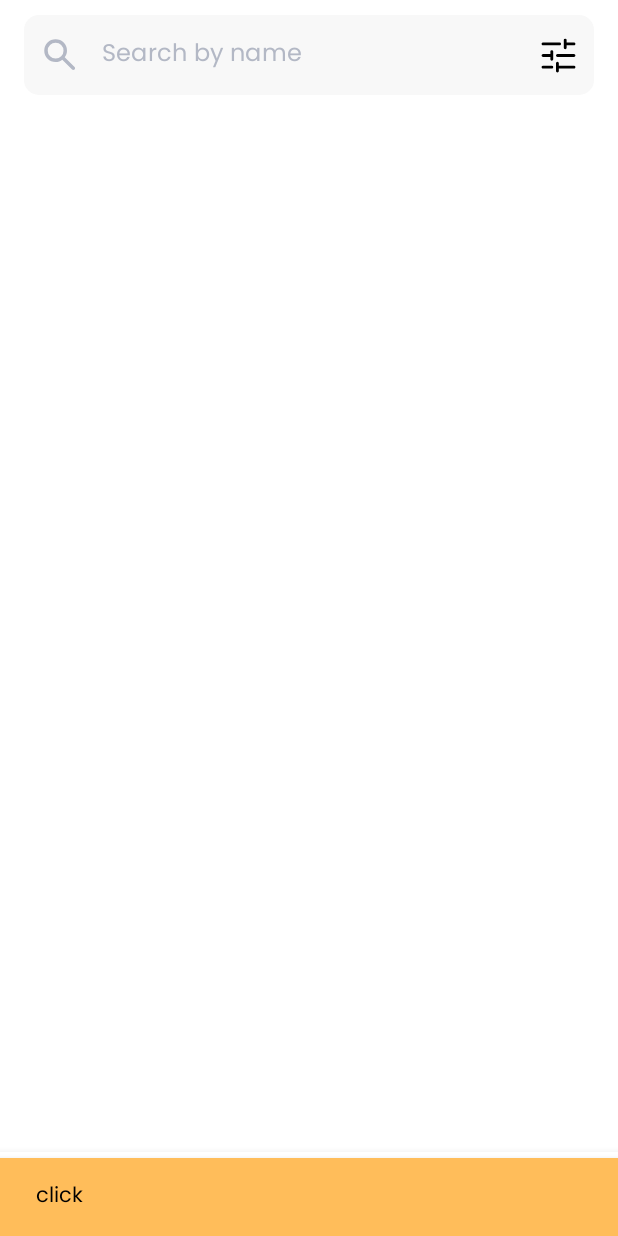
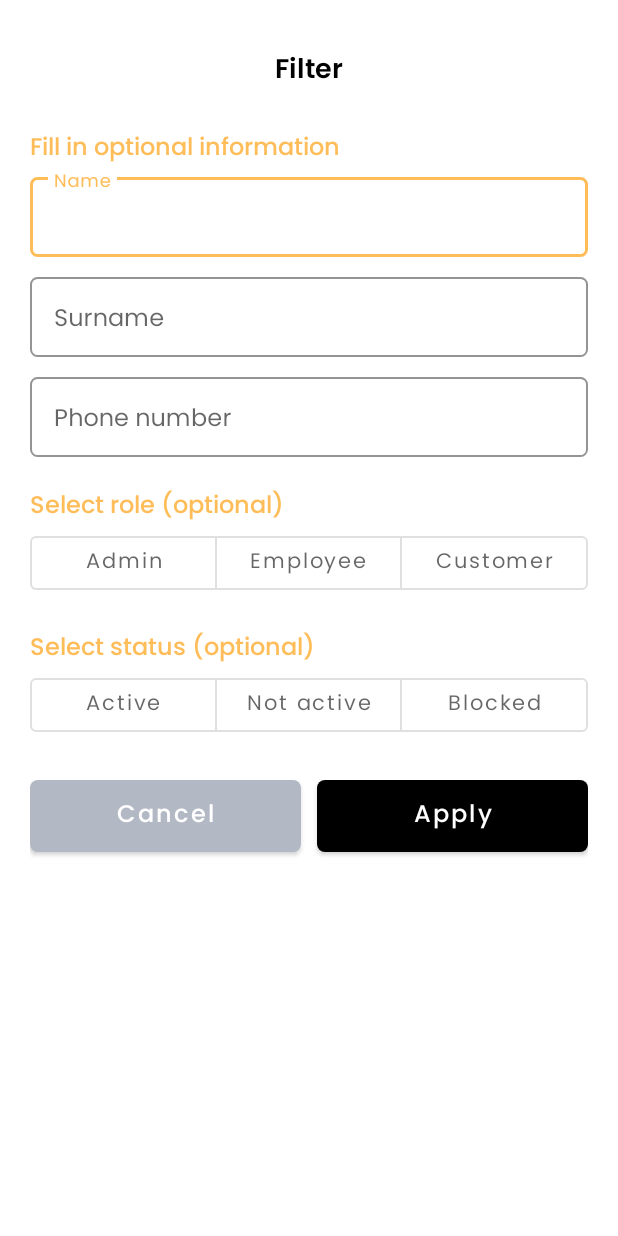
Before and after one commit to MrUchqun/Carpet, an Android app: the MainFragment screen opened through its navigation route, after a tap on an icon or button, on a phone screen of 412 x 824 dp. Run offline under Robolectric (Android 15) with nearby library versions, the phone set to English and light mode, and no system bars; our stand-ins replace Dagger/Hilt's generated code, navigation-ui; network calls fail.

Commit message:
Develop to employee page

```diff
--- a/app/src/main/java/uz/pdp/carpet/ui/main/employee/EmployeeFragment.kt
+++ b/app/src/main/java/uz/pdp/carpet/ui/main/employee/EmployeeFragment.kt
@@ -1,10 +1,15 @@
 package uz.pdp.carpet.ui.main.employee
 
+import android.annotation.SuppressLint
+import android.app.Dialog
+import android.graphics.Color
+import android.graphics.drawable.ColorDrawable
 import android.os.Bundle
 import android.view.KeyEvent
 import android.view.LayoutInflater
 import android.view.View
 import android.view.ViewGroup
+import android.view.WindowManager.LayoutParams
 import android.view.inputmethod.EditorInfo
 import androidx.core.widget.addTextChangedListener
 import androidx.fragment.app.viewModels
@@ -12,9 +17,12 @@ import androidx.recyclerview.widget.LinearLayoutManager
 import androidx.recyclerview.widget.RecyclerView
 import dagger.hilt.android.AndroidEntryPoint
 import uz.pdp.carpet.R
+import uz.pdp.carpet.databinding.DialogUserFilterBinding
 import uz.pdp.carpet.databinding.FragmentEmployeeBinding
 import uz.pdp.carpet.model.UserFilter
 import uz.pdp.carpet.ui.BaseFragment
+import uz.pdp.carpet.utils.Constants
+import uz.pdp.carpet.utils.Extensions.click
 import uz.pdp.carpet.utils.Extensions.getSearchText
 import uz.pdp.carpet.utils.Extensions.hide
 import uz.pdp.carpet.utils.Extensions.hideSoftKeyboard
@@ -33,6 +41,8 @@ class EmployeeFragment : BaseFragment() {
 
     private val viewModel: EmployeeViewModel by viewModels()
     private val userAdapter = UserAdapter()
+
+    private var isFilter = false
 
     override fun onCreateView(
         inflater: LayoutInflater, container: ViewGroup?, savedInstanceState: Bundle?
@@ -54,6 +64,7 @@ class EmployeeFragment : BaseFragment() {
     }
 
     private fun initViews() = bn.apply {
+
         recyclerView.apply {
             layoutManager =
                 LinearLayoutManager(requireContext(), LinearLayoutManager.VERTICAL, false)
@@ -62,7 +73,7 @@ class EmployeeFragment : BaseFragment() {
             addOnScrollListener(object : RecyclerView.OnScrollListener() {
                 override fun onScrolled(recyclerView: RecyclerView, dx: Int, dy: Int) {
                     super.onScrolled(recyclerView, dx, dy)
-                    if (!recyclerView.canScrollVertically(1) && etSearch.editText!!.text.isEmpty() && viewModel.currentPage > 0) {
+                    if (!recyclerView.canScrollVertically(1) && etSearch.editText!!.text.isEmpty() && viewModel.currentPage > 0 && !isFilter) {
                         viewModel.profileAdmPaginationList()
                     }
                 }
@@ -79,6 +90,7 @@ class EmployeeFragment : BaseFragment() {
 
             setOnRefreshListener {
                 if (etSearch.editText!!.text.isEmpty()) {
+                    isFilter = false
                     loadData()
                 } else {
                     hide()
@@ -89,10 +101,10 @@ class EmployeeFragment : BaseFragment() {
         etSearch.apply {
             editText?.apply {
                 addTextChangedListener {
+                    isFilter = false
                     if (text().isNotEmpty()) {
-                        userAdapter.submitList(null)
                         getSearchText().apply {
-                            viewModel.searchProfile(
+                            filterUser(
                                 when (size) {
                                     1 -> UserFilter(name = get(0))
                                     2 -> UserFilter(name = get(0), surname = get(1))
@@ -116,10 +128,82 @@ class EmployeeFragment : BaseFragment() {
             }
 
             setEndIconOnClickListener {
-                toast("click")
+                openFilterDialog()
             }
         }
 
+    }
+
+    private fun openFilterDialog() {
+
+        val fDialogBn = DialogUserFilterBinding.inflate(layoutInflater)
+        val fDialog = Dialog(requireContext(), R.style.Theme_Carpet)
+
+        var name: String?
+        var surname: String?
+        var phoneNumber: String?
+        var role: String? = null
+        var status: String? = null
+
+        fDialog.apply {
+            setContentView(fDialogBn.root)
+            window?.attributes?.windowAnimations = R.style.DialogAnimation
+            window?.attributes = LayoutParams().apply {
+                copyFrom(window?.attributes)
+                width = LayoutParams.MATCH_PARENT
+                height = LayoutParams.MATCH_PARENT
+            }
+            show()
+
+            fDialogBn.apply {
+                toggleButtonRole.addOnButtonCheckedListener { group, checkedId, isChecked ->
+                    if (isChecked) {
+                        when (checkedId) {
+                            R.id.role_admin -> role = Constants.STR_ADMIN
+                            R.id.role_employee -> role = Constants.STR_EMPLOYEE
+                            R.id.role_customer -> role = Constants.STR_CUSTOMER
+                        }
+                    } else if (group.checkedButtonId == View.NO_ID) {
+                        role = null
+                    }
+                }
+
+                toggleButtonStatus.addOnButtonCheckedListener { group, checkedId, isChecked ->
+                    if (isChecked) {
+                        when (checkedId) {
+                            R.id.status_active -> status = Constants.STR_ACTIVE
+                            R.id.status_not_active -> status = Constants.STR_NOT_ACTIVE
+                            R.id.status_blocked -> status = Constants.STR_BLOCKED
+                        }
+                    } else if (group.checkedButtonId == View.NO_ID) {
+                        status = null
+                    }
+                }
+
+                btnApply.click {
+                    isFilter = true
+                    name = if (etName.text().isNotEmpty()) etName.text().lowercase() else null
+                    surname =
+                        if (etSurname.text().isNotEmpty()) etSurname.text().lowercase() else null
+                    phoneNumber = if (etPhone.text().isNotEmpty()) "+998" + etPhone.text() else null
+                    filterUser(
+                        UserFilter(
+                            name = name,
+                            surname = surname,
+                            phoneNumber = phoneNumber,
+                            role = role,
+                            status = status
+                        )
+                    )
+                    dismiss()
+                }
+
+                btnCancel.click {
+                    isFilter = false
+                    dismiss()
+                }
+            }
+        }
     }
 
     private fun observer() {
@@ -143,6 +227,11 @@ class EmployeeFragment : BaseFragment() {
         }
     }
 
+    private fun filterUser(userFilter: UserFilter) {
+        userAdapter.submitList(null)
+        viewModel.searchProfile(userFilter)
+    }
+
     private fun loadData() {
         userAdapter.submitList(null)
         viewModel.loadData()
--- a/app/src/main/java/uz/pdp/carpet/utils/Constants.kt
+++ b/app/src/main/java/uz/pdp/carpet/utils/Constants.kt
@@ -14,4 +14,7 @@ object Constants {
     const val STR_ADMIN = "ADMIN"
     const val STR_CUSTOMER = "CUSTOMER"
     const val STR_EMPLOYEE = "EMPLOYEE"
+    const val STR_ACTIVE = "ACTIVE"
+    const val STR_NOT_ACTIVE = "NOT ACTIVE"
+    const val STR_BLOCKED = "BLOCKED"
 }
--- /dev/null
+++ b/app/src/main/res/layout/dialog_user_filter.xml
@@ -0,0 +1,255 @@
+<?xml version="1.0" encoding="utf-8"?>
+<androidx.constraintlayout.widget.ConstraintLayout xmlns:android="http://schemas.android.com/apk/res/android"
+    xmlns:app="http://schemas.android.com/apk/res-auto"
+    android:layout_width="match_parent"
+    android:layout_height="match_parent"
+    android:background="@color/white"
+    android:padding="20dp">
+
+    <com.google.android.material.appbar.AppBarLayout
+        android:id="@+id/appBarLayout"
+        android:layout_width="match_parent"
+        android:layout_height="wrap_content"
+        android:background="@color/white"
+        app:elevation="0dp"
+        app:layout_constraintTop_toTopOf="parent">
+
+        <LinearLayout
+            android:layout_width="match_parent"
+            android:layout_height="?attr/actionBarSize"
+            android:gravity="center">
+
+            <TextView
+                android:layout_width="wrap_content"
+                android:layout_height="wrap_content"
+                android:fontFamily="@font/poppins_semibold"
+                android:text="@string/str_filter"
+                android:textColor="@color/color_secondary"
+                android:textSize="18sp" />
+
+        </LinearLayout>
+
+    </com.google.android.material.appbar.AppBarLayout>
+
+    <LinearLayout
+        android:id="@+id/ll_description"
+        android:layout_width="match_parent"
+        android:layout_height="wrap_content"
+        android:layout_marginTop="10dp"
+        android:gravity="center_vertical"
+        app:layout_constraintTop_toBottomOf="@id/appBarLayout">
+
+        <TextView
+            android:layout_width="wrap_content"
+            android:layout_height="wrap_content"
+            android:fontFamily="@font/poppins_medium"
+            android:text="@string/str_fill_in_optional"
+            android:textColor="@color/color_primary"
+            android:textSize="16sp" />
+
+    </LinearLayout>
+
+    <LinearLayout
+        android:id="@+id/ll_input"
+        android:layout_width="match_parent"
+        android:layout_height="wrap_content"
+        android:orientation="vertical"
+        app:layout_constraintTop_toBottomOf="@id/ll_description">
+
+        <com.google.android.material.textfield.TextInputLayout
+            android:id="@+id/et_name"
+            style="@style/textInputStyle"
+            android:layout_width="match_parent"
+            android:layout_height="wrap_content"
+            android:hint="@string/str_name">
+
+            <com.google.android.material.textfield.TextInputEditText
+                android:layout_width="match_parent"
+                android:layout_height="wrap_content"
+                android:fontFamily="@font/poppins"
+                android:inputType="textPersonName"
+                android:textColor="@color/color_secondary" />
+
+        </com.google.android.material.textfield.TextInputLayout>
+
+        <com.google.android.material.textfield.TextInputLayout
+            android:id="@+id/et_surname"
+            style="@style/textInputStyle"
+            android:layout_width="match_parent"
+            android:layout_height="wrap_content"
+            android:layout_marginTop="8dp"
+            android:hint="@string/str_surname">
+
+            <com.google.android.material.textfield.TextInputEditText
+                android:layout_width="match_parent"
+                android:layout_height="wrap_content"
+                android:fontFamily="@font/poppins"
+                android:inputType="textPersonName"
+                android:textColor="@color/color_secondary" />
+
+        </com.google.android.material.textfield.TextInputLayout>
+
+        <com.google.android.material.textfield.TextInputLayout
+            android:id="@+id/et_phone"
+            style="@style/textInputStyle"
+            android:layout_width="match_parent"
+            android:layout_height="wrap_content"
+            android:layout_marginTop="8dp"
+            android:hint="@string/str_phone_number"
+            app:prefixText="+998"
+            app:prefixTextAppearance="@style/prefix_text_appearance"
+            app:prefixTextColor="@color/color_secondary">
+
+            <com.google.android.material.textfield.TextInputEditText
+                android:layout_width="match_parent"
+                android:layout_height="wrap_content"
+                android:fontFamily="@font/poppins"
+                android:inputType="phone"
+                android:maxLength="9"
+                android:textColor="@color/color_secondary" />
+
+        </com.google.android.material.textfield.TextInputLayout>
+
+    </LinearLayout>
+
+    <TextView
+        android:id="@+id/tv_role"
+        android:layout_width="match_parent"
+        android:layout_height="wrap_content"
+        android:layout_marginTop="20dp"
+        android:fontFamily="@font/poppins_medium"
+        android:text="@string/str_select_role"
+        android:textColor="@color/color_primary"
+        android:textSize="16sp"
+        app:layout_constraintTop_toBottomOf="@id/ll_input" />
+
+    <com.google.android.material.button.MaterialButtonToggleGroup
+        android:id="@+id/toggleButtonRole"
+        android:layout_width="match_parent"
+        android:layout_height="wrap_content"
+        app:layout_constraintEnd_toEndOf="parent"
+        app:layout_constraintStart_toStartOf="parent"
+        app:layout_constraintTop_toBottomOf="@id/tv_role"
+        app:singleSelection="true">
+
+        <Button
+            android:id="@+id/role_admin"
+            style="?attr/materialButtonOutlinedStyle"
+            android:layout_width="0dp"
+            android:layout_height="wrap_content"
+            android:layout_weight="1"
+            android:fontFamily="@font/poppins"
+            android:text="@string/str_admin"
+            android:textAllCaps="false" />
+
+        <Button
+            android:id="@+id/role_employee"
+            style="?attr/materialButtonOutlinedStyle"
+            android:layout_width="0dp"
+            android:layout_height="wrap_content"
+            android:layout_weight="1"
+            android:fontFamily="@font/poppins"
+            android:text="@string/str_employee"
+            android:textAllCaps="false" />
+
+        <Button
+            android:id="@+id/role_customer"
+            style="?attr/materialButtonOutlinedStyle"
+            android:layout_width="0dp"
+            android:layout_height="wrap_content"
+            android:layout_weight="1"
+            android:fontFamily="@font/poppins"
+            android:text="@string/str_customer"
+            android:textAllCaps="false" />
+
+    </com.google.android.material.button.MaterialButtonToggleGroup>
+
+    <TextView
+        android:id="@+id/tv_status"
+        android:layout_width="match_parent"
+        android:layout_height="wrap_content"
+        android:layout_marginTop="20dp"
+        android:fontFamily="@font/poppins_medium"
+        android:text="@string/str_select_status"
+        android:textColor="@color/color_primary"
+        android:textSize="16sp"
+        app:layout_constraintTop_toBottomOf="@id/toggleButtonRole" />
+
+    <com.google.android.material.button.MaterialButtonToggleGroup
+        android:id="@+id/toggleButtonStatus"
+        android:layout_width="match_parent"
+        android:layout_height="wrap_content"
+        app:layout_constraintEnd_toEndOf="parent"
+        app:layout_constraintStart_toStartOf="parent"
+        app:layout_constraintTop_toBottomOf="@id/tv_status"
+        app:singleSelection="true">
+
+        <Button
+            android:id="@+id/status_active"
+            style="?attr/materialButtonOutlinedStyle"
+            android:layout_width="0dp"
+            android:layout_height="wrap_content"
+            android:layout_weight="1"
+            android:fontFamily="@font/poppins"
+            android:text="@string/str_active"
+            android:textAllCaps="false" />
+
+        <Button
+            android:id="@+id/status_not_active"
+            style="?attr/materialButtonOutlinedStyle"
+            android:layout_width="0dp"
+            android:layout_height="wrap_content"
+            android:layout_weight="1"
+            android:fontFamily="@font/poppins"
+            android:text="@string/str_not_active"
+            android:textAllCaps="false" />
+
+        <Button
+            android:id="@+id/status_blocked"
+            style="?attr/materialButtonOutlinedStyle"
+            android:layout_width="0dp"
+            android:layout_height="wrap_content"
+            android:layout_weight="1"
+            android:fontFamily="@font/poppins"
+            android:text="@string/str_blocked"
+            android:textAllCaps="false" />
+
+    </com.google.android.material.button.MaterialButtonToggleGroup>
+
+
+    <LinearLayout
+        android:layout_width="match_parent"
+        android:layout_height="wrap_content"
+        android:layout_marginTop="20dp"
+        android:orientation="horizontal"
+        app:layout_constraintTop_toBottomOf="@id/toggleButtonStatus">
+
+        <com.google.android.material.button.MaterialButton
+            android:id="@+id/btn_cancel"
+            android:layout_width="0dp"
+            android:layout_height="60dp"
+            android:layout_marginEnd="5dp"
+            android:layout_weight="1"
+            android:fontFamily="@font/poppins_medium"
+            android:text="@string/str_cancel"
+            android:textAllCaps="false"
+            android:textSize="16sp"
+            app:backgroundTint="@color/color_disable"
+            app:cornerRadius="5dp" />
+
+        <com.google.android.material.button.MaterialButton
+            android:id="@+id/btn_apply"
+            android:layout_width="0dp"
+            android:layout_height="60dp"
+            android:layout_marginStart="5dp"
+            android:layout_weight="1"
+            android:fontFamily="@font/poppins_medium"
+            android:text="@string/str_apply"
+            android:textAllCaps="false"
+            android:textSize="16sp"
+            app:backgroundTint="@color/color_secondary"
+            app:cornerRadius="5dp" />
+
+    </LinearLayout>
+
+</androidx.constraintlayout.widget.ConstraintLayout>
--- a/app/src/main/res/layout/fragment_login.xml
+++ b/app/src/main/res/layout/fragment_login.xml
@@ -77,7 +77,7 @@
                 android:textAllCaps="false"
                 android:textSize="16sp"
                 app:backgroundTint="@color/color_secondary"
-                app:cornerRadius="10dp" />
+                app:cornerRadius="5dp" />
 
             <ProgressBar
                 android:id="@+id/progressbar"
--- a/app/src/main/res/layout/fragment_main.xml
+++ b/app/src/main/res/layout/fragment_main.xml
@@ -3,8 +3,8 @@
     xmlns:app="http://schemas.android.com/apk/res-auto"
     xmlns:tools="http://schemas.android.com/tools"
     android:layout_width="match_parent"
+    android:layout_height="match_parent"
     android:background="@color/white"
-    android:layout_height="match_parent"
     tools:context=".ui.main.MainFragment">
 
     <fragment
@@ -28,7 +28,8 @@
         app:itemIconSize="26dp"
         app:itemIconTint="@color/bnv_item_icon_color"
         app:itemTextAppearanceActive="@style/active_text_appearance"
-        app:itemTextAppearanceInactive="@style/no_active_text_appearance"
+        app:itemTextAppearanceInactive="@style/active_text_appearance"
+        app:itemTextColor="@color/bnv_item_icon_color"
         app:labelVisibilityMode="labeled"
         app:layout_constraintBottom_toBottomOf="parent"
         app:layout_constraintEnd_toEndOf="parent"
--- a/app/src/main/res/layout/item_employee.xml
+++ b/app/src/main/res/layout/item_employee.xml
@@ -11,7 +11,7 @@
         android:layout_width="match_parent"
         android:layout_height="wrap_content"
         android:backgroundTint="@color/color_back"
-        app:cardCornerRadius="10dp"
+        app:cardCornerRadius="5dp"
         app:cardElevation="0dp">
 
         <LinearLayout
--- a/app/src/main/res/values/strings.xml
+++ b/app/src/main/res/values/strings.xml
@@ -26,5 +26,16 @@
     <string name="str_search_by_name">Search by name</string>
     <string name="str_thats_all">That\'s all!</string>
     <string name="str_relogin">Please log back in!</string>
+    <string name="str_fill_in_optional">Fill in optional information</string>
+    <string name="str_admin">Admin</string>
+    <string name="str_customer">Customer</string>
+    <string name="str_active">Active</string>
+    <string name="str_not_active">Not active</string>
+    <string name="str_blocked">Blocked</string>
+    <string name="str_select_role">Select role (optional)</string>
+    <string name="str_select_status">Select status (optional)</string>
+    <string name="str_apply">Apply</string>
+    <string name="str_cancel">Cancel</string>
+    <string name="str_filter">Filter</string>
 
 </resources>
--- a/app/src/main/res/values/themes.xml
+++ b/app/src/main/res/values/themes.xml
@@ -1,6 +1,6 @@
 <resources xmlns:tools="http://schemas.android.com/tools">
     <!-- Base application theme. -->
-    <style name="Theme.Carpet" parent="Theme.MaterialComponents.Light.NoActionBar.Bridge">
+    <style name="Theme.Carpet" parent="Theme.MaterialComponents.Light.NoActionBar">
         <!-- Primary brand color. -->
         <item name="colorPrimary">@color/color_primary</item>
         <!-- Secondary brand color. -->
@@ -9,6 +9,7 @@
         <item name="android:statusBarColor">@color/white</item>
         <item name="android:windowLightStatusBar" tools:targetApi="m">true</item>
         <!-- Customize your theme here. -->
+        <item name="snackbarStyle">@style/MySnackbar</item>
     </style>
 
     <style name="SplashScreen" parent="Theme.Carpet">
@@ -28,20 +29,13 @@
     <style name="active_text_appearance" parent="@android:style/TextAppearance">
         <item name="android:fontFamily">@font/poppins</item>
         <item name="android:textSize">12sp</item>
-        <item name="android:textColor">@color/color_primary</item>
-    </style>
-
-    <style name="no_active_text_appearance" parent="@android:style/TextAppearance">
-        <item name="android:fontFamily">@font/poppins</item>
-        <item name="android:textSize">12sp</item>
-        <item name="android:textColor">@color/color_disable</item>
     </style>
 
     <style name="textInputStyle" parent="Widget.MaterialComponents.TextInputLayout.OutlinedBox.Dense">
-        <item name="boxCornerRadiusBottomEnd">10dp</item>
-        <item name="boxCornerRadiusBottomStart">10dp</item>
-        <item name="boxCornerRadiusTopEnd">10dp</item>
-        <item name="boxCornerRadiusTopStart">10dp</item>
+        <item name="boxCornerRadiusBottomEnd">5dp</item>
+        <item name="boxCornerRadiusBottomStart">5dp</item>
+        <item name="boxCornerRadiusTopEnd">5dp</item>
+        <item name="boxCornerRadiusTopStart">5dp</item>
         <item name="boxStrokeColor">@color/color_primary</item>
         <item name="boxStrokeErrorColor">@color/color_error</item>
         <item name="errorTextAppearance">@style/error_appearance</item>
@@ -49,10 +43,10 @@
     </style>
 
     <style name="searchTextInputStyle" parent="Widget.MaterialComponents.TextInputLayout.OutlinedBox.Dense">
-        <item name="boxCornerRadiusBottomEnd">10dp</item>
-        <item name="boxCornerRadiusBottomStart">10dp</item>
-        <item name="boxCornerRadiusTopEnd">10dp</item>
-        <item name="boxCornerRadiusTopStart">10dp</item>
+        <item name="boxCornerRadiusBottomEnd">5dp</item>
+        <item name="boxCornerRadiusBottomStart">5dp</item>
+        <item name="boxCornerRadiusTopEnd">5dp</item>
+        <item name="boxCornerRadiusTopStart">5dp</item>
         <item name="boxBackgroundColor">@color/color_back</item>
         <item name="boxStrokeWidth">0dp</item>
         <item name="boxStrokeWidthFocused">0dp</item>
@@ -65,7 +59,16 @@
     </style>
 
     <style name="cornerSize10Dp">
-        <item name="cornerSize">10dp</item>
+        <item name="cornerSize">5dp</item>
+    </style>
+
+    <style name="DialogAnimation">
+        <item name="android:windowEnterAnimation">@anim/enter_from_right</item>
+        <item name="android:windowExitAnimation">@anim/exit_to_right</item>
+    </style>
+
+    <style name="MySnackbar" parent="Widget.MaterialComponents.Snackbar">
+        <item name="cornerRadius">10dp</item>
     </style>
 
 </resources>
```
Also changed, not shown: app/src/main/java/uz/pdp/carpet/ui/main/employee/UserAdapter.kt (+2 -6 lines).
